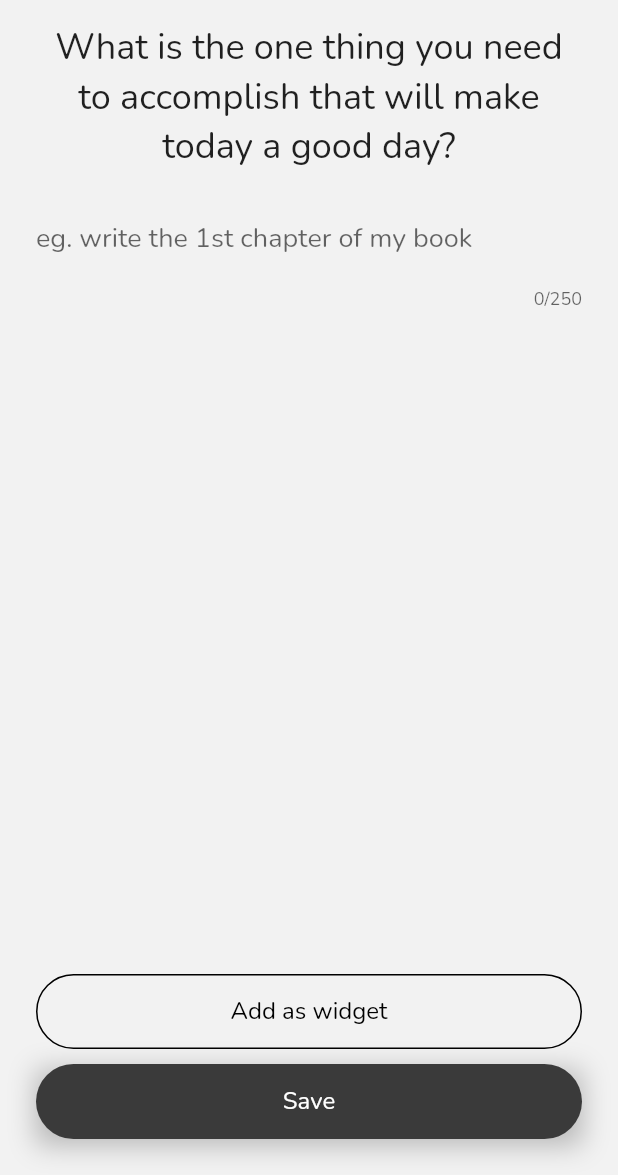
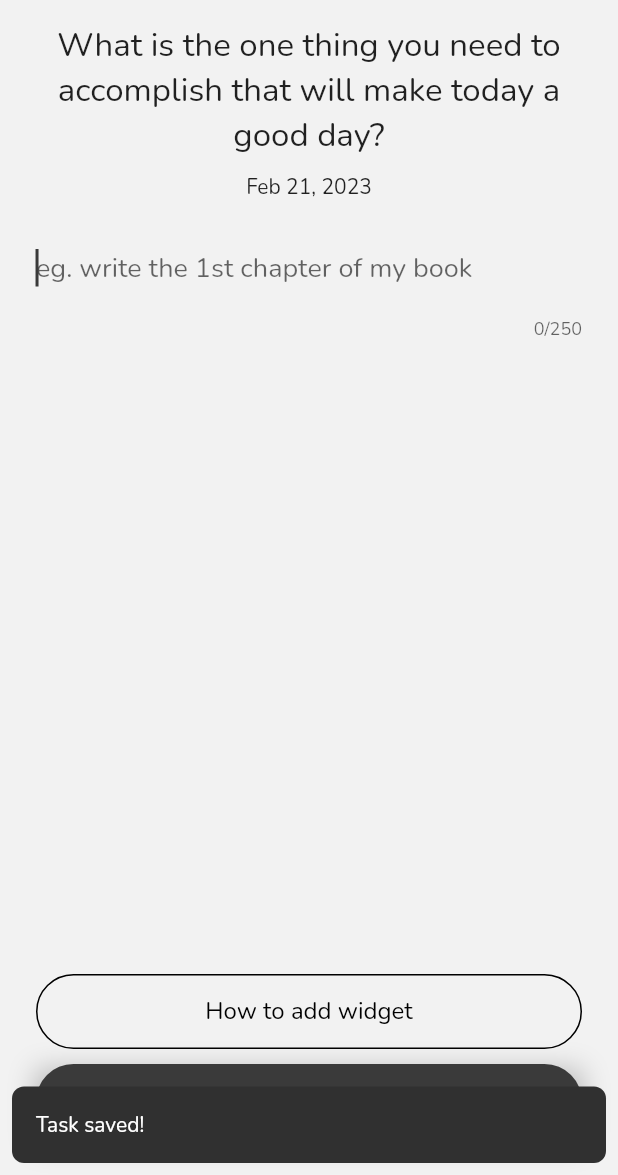
Before and after one commit to mendelordanza/once-app, a Flutter app: the HomePage screen opened directly, after a tap on "Save", on a phone screen of 412 x 824 dp, the part 61-1236 px from its top. Run offline on Flutter 3.47's test engine with Material 2 defaults, Android fonts, the phone set to English and light mode, and no system bars; drawn by our look-alikes of another_flushbar; our stand-ins replace cloud_firestore, cloud_functions, firebase_analytics, firebase_auth, firebase_core, firebase_messaging and 5 more; missing offline and left inert: flutter_libphonenumber, flutter_widgetkit, home_widget; accounts and stored records are empty.

```diff
--- a/lib/ui/home_page.dart
+++ b/lib/ui/home_page.dart
@@ -1,11 +1,15 @@
 import 'dart:io';
 
+import 'package:another_flushbar/flushbar.dart';
+import 'package:firebase_analytics/firebase_analytics.dart';
+import 'package:firebase_auth/firebase_auth.dart';
 import 'package:flutter/material.dart';
 import 'package:flutter/services.dart';
 import 'package:flutter_riverpod/flutter_riverpod.dart';
 import 'package:flutter_svg/flutter_svg.dart';
 import 'package:flutter_widgetkit/flutter_widgetkit.dart';
 import 'package:home_widget/home_widget.dart';
+import 'package:intl/intl.dart';
 import 'package:once/helper/colors.dart';
 import 'package:once/helper/route_strings.dart';
 import 'package:once/helper/shared_prefs.dart';
@@ -32,16 +36,17 @@ class _HomePageState extends ConsumerState<HomePage> {
     try {
       if (Platform.isAndroid) {
         Future.wait([
-          HomeWidget.getWidgetData<String>('_counter',
-                  defaultValue: '')
+          HomeWidget.getWidgetData<String>('_counter', defaultValue: '')
               .then((value) => textController.text = value ?? ""),
         ]);
       } else {
         final data = await WidgetKit.getItem(
             '_counter', 'group.G53UVF44L3.com.ralphordanza.once');
-        setState(() {
-          textController.text = data as String;
-        });
+        if (data != null) {
+          setState(() {
+            textController.text = data as String;
+          });
+        }
       }
     } on PlatformException catch (exception) {
       debugPrint('Error Getting Data. $exception');
@@ -58,6 +63,12 @@ class _HomePageState extends ConsumerState<HomePage> {
     }
   }
 
+  _setUserId() async {
+    //SET USER ID
+    await FirebaseAnalytics.instance
+        .setUserId(id: FirebaseAuth.instance.currentUser?.uid);
+  }
+
   @override
   void initState() {
     if (Platform.isAndroid) {
@@ -65,6 +76,7 @@ class _HomePageState extends ConsumerState<HomePage> {
       HomeWidget.registerBackgroundCallback(backgroundCallback);
     }
     _loadData();
+    _setUserId();
     super.initState();
   }
 
@@ -72,6 +84,7 @@ class _HomePageState extends ConsumerState<HomePage> {
   Widget build(BuildContext context) {
     final auth = ref.read(authServiceProvider);
     final prefs = ref.read(sharedPrefsProvider);
+    final currentDate = DateFormat("MMM dd, yyyy").format(DateTime.now());
     return Scaffold(
       appBar: AppBar(
         title: Text("Once"),
@@ -104,7 +117,14 @@ class _HomePageState extends ConsumerState<HomePage> {
             children: [
               Text(
                 "What is the one thing you need to accomplish that will make today a good day?",
-                style: TextStyle(fontSize: 24),
+                style: TextStyle(fontSize: 22),
+                textAlign: TextAlign.center,
+              ),
+              SizedBox(
+                height: 10,
+              ),
+              Text(
+                currentDate,
                 textAlign: TextAlign.center,
               ),
               SizedBox(
@@ -116,10 +136,10 @@ class _HomePageState extends ConsumerState<HomePage> {
                   maxLines: null,
                   maxLength: 250,
                   keyboardType: TextInputType.multiline,
+                  autofocus: true,
                   decoration: InputDecoration(
-                    border: InputBorder.none,
-                    hintText: "eg. write the 1st chapter of my book"
-                  ),
+                      border: InputBorder.none,
+                      hintText: "eg. write the 1st chapter of my book"),
                   style: TextStyle(
                     fontSize: 18,
                   ),
@@ -131,7 +151,7 @@ class _HomePageState extends ConsumerState<HomePage> {
                   Navigator.pushNamed(context, RouteStrings.addAsWidget);
                 },
                 child: Text(
-                  "Add as widget",
+                  "How to add widget",
                   style: TextStyle(
                     color: Colors.black,
                   ),
@@ -151,7 +171,7 @@ class _HomePageState extends ConsumerState<HomePage> {
                 height: 10,
               ),
               CustomButton(
-                  onPressed: () {
+                  onPressed: () async {
                     if (Platform.isAndroid) {
                       updateText(textController.text);
                     } else {
@@ -159,6 +179,17 @@ class _HomePageState extends ConsumerState<HomePage> {
                           'group.G53UVF44L3.com.ralphordanza.once');
                       WidgetKit.reloadAllTimelines();
                     }
+
+                    Flushbar(
+                      message: "Task saved!",
+                      margin: EdgeInsets.all(8),
+                      borderRadius: BorderRadius.circular(8),
+                      duration: Duration(seconds: 2),
+                    ).show(context);
+
+                    //LOG EVENT
+                    await FirebaseAnalytics.instance
+                        .logEvent(name: "added_task");
                   },
                   label: "Save"),
             ],
--- a/pubspec.yaml
+++ b/pubspec.yaml
@@ -78,6 +78,9 @@ dependencies:
   #Intl
   intl: ^0.17.0
 
+  #Flushbar
+  another_flushbar: ^1.12.29
+
   # The following adds the Cupertino Icons font to your application.
   # Use with the CupertinoIcons class for iOS style icons.
   cupertino_icons: ^1.0.2
```
Also changed, not shown: pubspec.lock, 3 other files.
